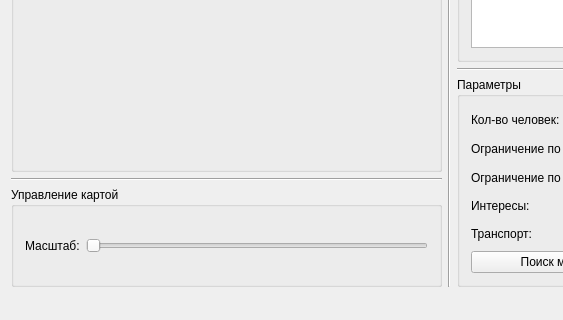
First picture: the form in mainwindow.ui, repository LepilkinaElena/EasyRouting, before the edit; both pictures show x 0 to 563 and y 255 to 575 of the 898 by 575 pixel window.
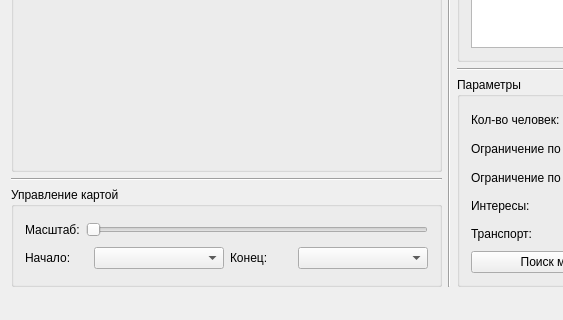
Second picture: the form after the edit.

Commit message: Добавлен выбор начальной/конечной точки

What changed in the file:
```diff
--- a/mainwindow.ui
+++ b/mainwindow.ui
@@ -73,7 +73,42 @@
           </layout>
          </item>
          <item>
-          <layout class="QHBoxLayout" name="horizontalLayout_11"/>
+          <layout class="QHBoxLayout" name="horizontalLayout_11">
+           <item>
+            <widget class="QLabel" name="label_7">
+             <property name="text">
+              <string>Начало:</string>
+             </property>
+            </widget>
+           </item>
+           <item>
+            <widget class="QComboBox" name="comboBox">
+             <property name="minimumSize">
+              <size>
+               <width>130</width>
+               <height>0</height>
+              </size>
+             </property>
+            </widget>
+           </item>
+           <item>
+            <widget class="QLabel" name="label_8">
+             <property name="text">
+              <string>Конец:</string>
+             </property>
+            </widget>
+           </item>
+           <item>
+            <widget class="QComboBox" name="comboBox_2">
+             <property name="minimumSize">
+              <size>
+               <width>130</width>
+               <height>0</height>
+              </size>
+             </property>
+            </widget>
+           </item>
+          </layout>
          </item>
         </layout>
        </widget>
```
Left out of the diff: 6 changed lines with no effect on the pictures.
